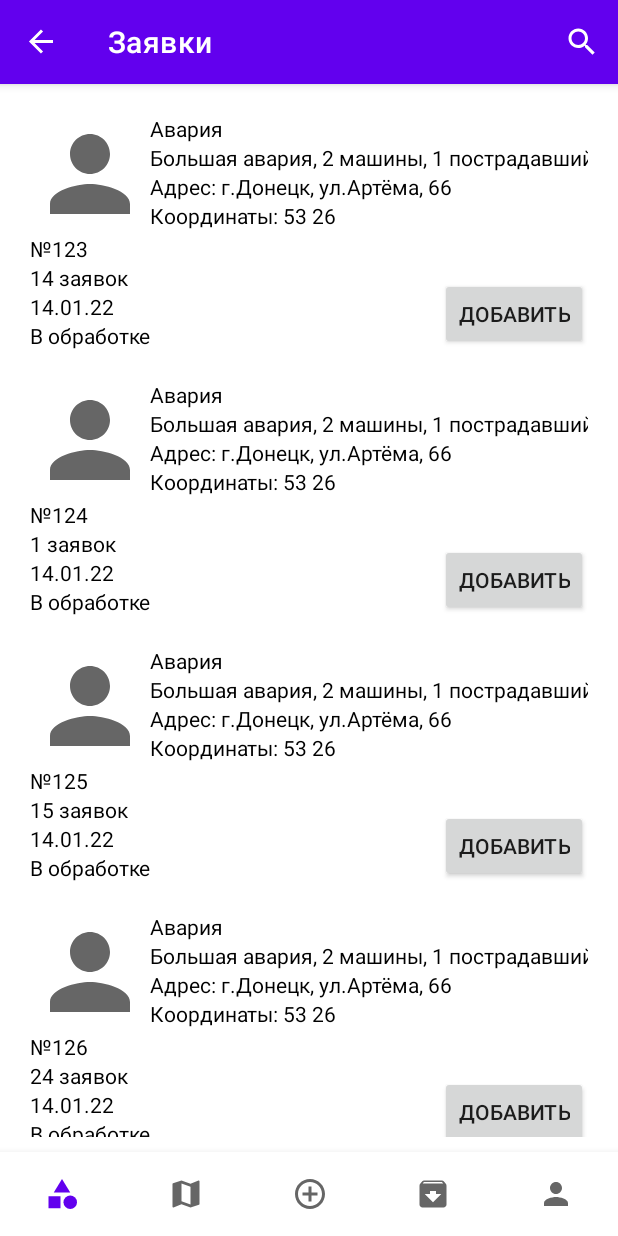
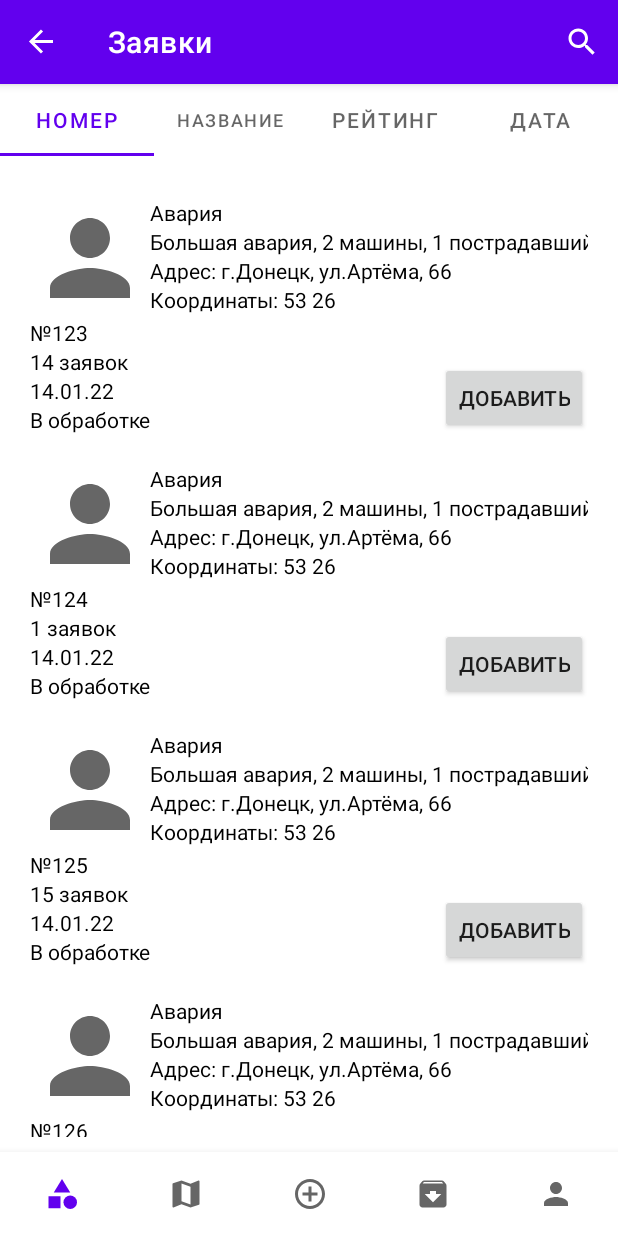
Before and after one commit to Zellka/PeoplesControl, an Android app: the AppealsFragment screen opened through its navigation route, on a phone screen of 412 x 824 dp. Run offline under Robolectric (Android 15) with nearby library versions, the phone set to English and light mode, and no system bars; our stand-ins replace navigation-ui.

Commit message:
Add sort appeals

```diff
--- /dev/null
+++ b/app/src/main/java/com/example/peoplesontrol/ui/adapter/PagerAdapter.kt
@@ -0,0 +1,31 @@
+package com.example.peoplesontrol.ui.adapter
+
+import android.content.Context
+import androidx.fragment.app.Fragment
+import androidx.fragment.app.FragmentManager
+import androidx.fragment.app.FragmentPagerAdapter
+import com.example.peoplesontrol.R
+import com.example.peoplesontrol.ui.view.main.SortAppealFragment
+
+private val TAB_TITLES = arrayOf(
+    R.string.tab_number,
+    R.string.tab_name,
+    R.string.tab_rating,
+    R.string.tab_date
+)
+
+class PagerAdapter(private val context: Context, fm: FragmentManager) :
+    FragmentPagerAdapter(fm) {
+
+    override fun getItem(position: Int): Fragment {
+        return SortAppealFragment()
+    }
+
+    override fun getPageTitle(position: Int): CharSequence? {
+        return context.resources.getString(TAB_TITLES[position])
+    }
+
+    override fun getCount(): Int {
+        return 4
+    }
+}
--- a/app/src/main/java/com/example/peoplesontrol/ui/view/main/AppealsFragment.kt
+++ b/app/src/main/java/com/example/peoplesontrol/ui/view/main/AppealsFragment.kt
@@ -2,27 +2,14 @@ package com.example.peoplesontrol.ui.view.main
 
 import android.os.Bundle
 import android.view.*
-import androidx.appcompat.widget.SearchView
 import androidx.fragment.app.Fragment
-import androidx.navigation.fragment.findNavController
-import androidx.recyclerview.widget.LinearLayoutManager
-import com.example.peoplesontrol.R
-import com.example.peoplesontrol.data.model.Appeal
 import com.example.peoplesontrol.databinding.FragmentAppealsBinding
-import com.example.peoplesontrol.ui.adapter.AppealAdapter
+import com.example.peoplesontrol.ui.adapter.PagerAdapter
 
 class AppealsFragment : Fragment() {
 
     private var _binding: FragmentAppealsBinding? = null
     private val binding get() = _binding!!
-
-    private lateinit var adapter: AppealAdapter
-
-    override fun onCreate(savedInstanceState: Bundle?) {
-        super.onCreate(savedInstanceState)
-        setHasOptionsMenu(true)
-    }
-
     override fun onCreateView(
         inflater: LayoutInflater, container: ViewGroup?,
         savedInstanceState: Bundle?
@@ -32,99 +19,7 @@ class AppealsFragment : Fragment() {
     }
 
     override fun onViewCreated(view: View, savedInstanceState: Bundle?) {
-        super.onViewCreated(view, savedInstanceState)
-        val list = listOf(
-            Appeal(
-                123,
-                "Иванов Иван Иванович",
-                "Авария",
-                "г.Донецк, ул.Артёма, 66",
-                "53",
-                "26",
-                "В обработке",
-                "",
-                "14.01.22",
-                "Большая авария, 2 машины, 1 пострадавший",
-                0,
-                14
-            ),
-            Appeal(
-                124,
-                "Петров Иван Иванович",
-                "Авария",
-                "г.Донецк, ул.Артёма, 66",
-                "53",
-                "26",
-                "В обработке",
-                "",
-                "14.01.22",
-                "Большая авария, 2 машины, 1 пострадавший",
-                0,
-                1
-            ),
-            Appeal(
-                125,
-                "Иванов Василия Иванович",
-                "Авария",
-                "г.Донецк, ул.Артёма, 66",
-                "53",
-                "26",
-                "В обработке",
-                "",
-                "14.01.22",
-                "Большая авария, 2 машины, 1 пострадавший",
-                0,
-                15
-            ),
-            Appeal(
-                126,
-                "Иванов Юрий Иванович",
-                "Авария",
-                "г.Донецк, ул.Артёма, 66",
-                "53",
-                "26",
-                "В обработке",
-                "",
-                "14.01.22",
-                "Большая авария, 2 машины, 1 пострадавший",
-                0,
-                24
-            )
-        )
-
-        binding.rvAppeals.layoutManager = LinearLayoutManager(this.requireContext())
-        adapter = AppealAdapter { appeal: Appeal -> showAppeal(appeal) }
-        adapter.setData(list)
-        binding.rvAppeals.adapter = adapter
-    }
-
-    private fun showAppeal(appeal: Appeal) {
-        findNavController().navigate(R.id.action_appealsFragment_to_appealFragment)
-    }
-
-    override fun onCreateOptionsMenu(menu: Menu, inflater: MenuInflater) {
-        super.onCreateOptionsMenu(menu, inflater)
-        inflater.inflate(R.menu.search_menu, menu)
-    }
-
-    override fun onOptionsItemSelected(item: MenuItem): Boolean {
-        val id = item.itemId
-        if (id == android.R.id.home){
-            findNavController().navigate(R.id.action_appealsFragment_to_categoriesFragment)
-        }
-        if (id == R.id.action_search) {
-            val searchView = item.actionView as SearchView
-            searchView.setOnQueryTextListener(object : SearchView.OnQueryTextListener {
-                override fun onQueryTextSubmit(p0: String?): Boolean {
-                    return true
-                }
-
-                override fun onQueryTextChange(query: String?): Boolean {
-                    adapter.filter.filter(query)
-                    return true
-                }
-            })
-        }
-        return super.onOptionsItemSelected(item)
+        binding.viewPager.adapter = PagerAdapter(this.requireContext(), childFragmentManager)
+        binding.tabLayout.setupWithViewPager(binding.viewPager)
     }
 }
--- /dev/null
+++ b/app/src/main/java/com/example/peoplesontrol/ui/view/main/SortAppealFragment.kt
@@ -0,0 +1,128 @@
+package com.example.peoplesontrol.ui.view.main
+
+import android.os.Bundle
+import android.view.*
+import androidx.appcompat.widget.SearchView
+import androidx.fragment.app.Fragment
+import androidx.navigation.fragment.findNavController
+import androidx.recyclerview.widget.LinearLayoutManager
+import com.example.peoplesontrol.R
+import com.example.peoplesontrol.data.model.Appeal
+import com.example.peoplesontrol.databinding.AppealBinding
+import com.example.peoplesontrol.ui.adapter.AppealAdapter
+
+class SortAppealFragment: Fragment() {
+
+    private var _binding: AppealBinding? = null
+    private val binding get() = _binding!!
+
+    private lateinit var adapter: AppealAdapter
+
+    override fun onCreate(savedInstanceState: Bundle?) {
+        super.onCreate(savedInstanceState)
+        setHasOptionsMenu(true)
+    }
+
+    override fun onCreateView(
+        inflater: LayoutInflater, container: ViewGroup?,
+        savedInstanceState: Bundle?
+    ): View {
+        _binding = AppealBinding.inflate(inflater, container, false)
+        return binding.root
+    }
+
+    override fun onViewCreated(view: View, savedInstanceState: Bundle?) {
+        val list = listOf(
+            Appeal(
+                123,
+                "Иванов Иван Иванович",
+                "Авария",
+                "г.Донецк, ул.Артёма, 66",
+                "53",
+                "26",
+                "В обработке",
+                "",
+                "14.01.22",
+                "Большая авария, 2 машины, 1 пострадавший",
+                0,
+                14
+            ),
+            Appeal(
+                124,
+                "Петров Иван Иванович",
+                "Авария",
+                "г.Донецк, ул.Артёма, 66",
+                "53",
+                "26",
+                "В обработке",
+                "",
+                "14.01.22",
+                "Большая авария, 2 машины, 1 пострадавший",
+                0,
+                1
+            ),
+            Appeal(
+                125,
+                "Иванов Василия Иванович",
+                "Авария",
+                "г.Донецк, ул.Артёма, 66",
+                "53",
+                "26",
+                "В обработке",
+                "",
+                "14.01.22",
+                "Большая авария, 2 машины, 1 пострадавший",
+                0,
+                15
+            ),
+            Appeal(
+                126,
+                "Иванов Юрий Иванович",
+                "Авария",
+                "г.Донецк, ул.Артёма, 66",
+                "53",
+                "26",
+                "В обработке",
+                "",
+                "14.01.22",
+                "Большая авария, 2 машины, 1 пострадавший",
+                0,
+                24
+            )
+        )
+
+        binding.rvAppeals.layoutManager = LinearLayoutManager(this.requireContext())
+        adapter = AppealAdapter { appeal: Appeal -> showAppeal(appeal) }
+        adapter.setData(list)
+        binding.rvAppeals.adapter = adapter
+    }
+    private fun showAppeal(appeal: Appeal) {
+        findNavController().navigate(R.id.action_appealsFragment_to_appealFragment)
+    }
+
+    override fun onCreateOptionsMenu(menu: Menu, inflater: MenuInflater) {
+        super.onCreateOptionsMenu(menu, inflater)
+        inflater.inflate(R.menu.search_menu, menu)
+    }
+
+    override fun onOptionsItemSelected(item: MenuItem): Boolean {
+        val id = item.itemId
+        if (id == android.R.id.home){
+            findNavController().navigate(R.id.action_appealsFragment_to_categoriesFragment)
+        }
+        if (id == R.id.action_search) {
+            val searchView = item.actionView as SearchView
+            searchView.setOnQueryTextListener(object : SearchView.OnQueryTextListener {
+                override fun onQueryTextSubmit(p0: String?): Boolean {
+                    return true
+                }
+
+                override fun onQueryTextChange(query: String?): Boolean {
+                    adapter.filter.filter(query)
+                    return true
+                }
+            })
+        }
+        return super.onOptionsItemSelected(item)
+    }
+}
--- /dev/null
+++ b/app/src/main/res/layout/appeal.xml
@@ -0,0 +1,26 @@
+<?xml version="1.0" encoding="utf-8"?>
+<androidx.constraintlayout.widget.ConstraintLayout xmlns:android="http://schemas.android.com/apk/res/android"
+    xmlns:app="http://schemas.android.com/apk/res-auto"
+    xmlns:tools="http://schemas.android.com/tools"
+    android:layout_width="match_parent"
+    android:layout_height="match_parent">
+
+    <androidx.recyclerview.widget.RecyclerView
+        android:id="@+id/rv_appeals"
+        android:layout_width="match_parent"
+        android:layout_height="match_parent"
+        android:layout_marginStart="10dp"
+        android:layout_marginTop="10dp"
+        android:layout_marginEnd="10dp"
+        android:layout_marginBottom="10dp"
+        android:orientation="vertical"
+        android:paddingTop="?attr/actionBarSize"
+        android:paddingBottom="?attr/actionBarSize"
+        app:layoutManager="androidx.recyclerview.widget.LinearLayoutManager"
+        app:layout_constraintBottom_toBottomOf="parent"
+        app:layout_constraintEnd_toEndOf="parent"
+        app:layout_constraintStart_toStartOf="parent"
+        app:layout_constraintTop_toTopOf="parent"
+        tools:listitem="@layout/item_appeal" />
+
+</androidx.constraintlayout.widget.ConstraintLayout>
--- a/app/src/main/res/layout/fragment_appeals.xml
+++ b/app/src/main/res/layout/fragment_appeals.xml
@@ -1,26 +1,21 @@
 <?xml version="1.0" encoding="utf-8"?>
-<FrameLayout xmlns:android="http://schemas.android.com/apk/res/android"
+<androidx.coordinatorlayout.widget.CoordinatorLayout xmlns:android="http://schemas.android.com/apk/res/android"
     xmlns:app="http://schemas.android.com/apk/res-auto"
     xmlns:tools="http://schemas.android.com/tools"
     android:layout_width="match_parent"
     android:layout_height="match_parent"
     tools:context=".ui.view.main.AppealsFragment">
 
-    <androidx.recyclerview.widget.RecyclerView
-        android:id="@+id/rv_appeals"
+    <com.google.android.material.tabs.TabLayout
+        android:id="@+id/tab_layout"
+        android:layout_width="match_parent"
+        android:layout_height="wrap_content"
+        tools:ignore="MissingConstraints" />
+
+    <androidx.viewpager.widget.ViewPager
+        android:id="@+id/view_pager"
         android:layout_width="match_parent"
         android:layout_height="match_parent"
-        android:layout_marginStart="10dp"
-        android:layout_marginTop="10dp"
-        android:layout_marginEnd="10dp"
-        android:layout_marginBottom="10dp"
-        android:orientation="vertical"
-        android:paddingBottom="?attr/actionBarSize"
-        app:layoutManager="androidx.recyclerview.widget.LinearLayoutManager"
-        app:layout_constraintBottom_toBottomOf="parent"
-        app:layout_constraintEnd_toEndOf="parent"
-        app:layout_constraintStart_toStartOf="parent"
-        app:layout_constraintTop_toTopOf="parent"
-        tools:listitem="@layout/item_appeal" />
+        app:layout_behavior="@string/appbar_scrolling_view_behavior" />
 
-</FrameLayout>
+</androidx.coordinatorlayout.widget.CoordinatorLayout>
--- a/app/src/main/res/values/strings.xml
+++ b/app/src/main/res/values/strings.xml
@@ -15,4 +15,8 @@
     <string name="title_new_appeal">Новая заявка</string>
     <string name="title_archive">Мой архив</string>
     <string name="title_profile">Профиль</string>
+    <string name="tab_number">Номер</string>
+    <string name="tab_name">Название</string>
+    <string name="tab_rating">Рейтинг</string>
+    <string name="tab_date">Дата</string>
 </resources>
```
